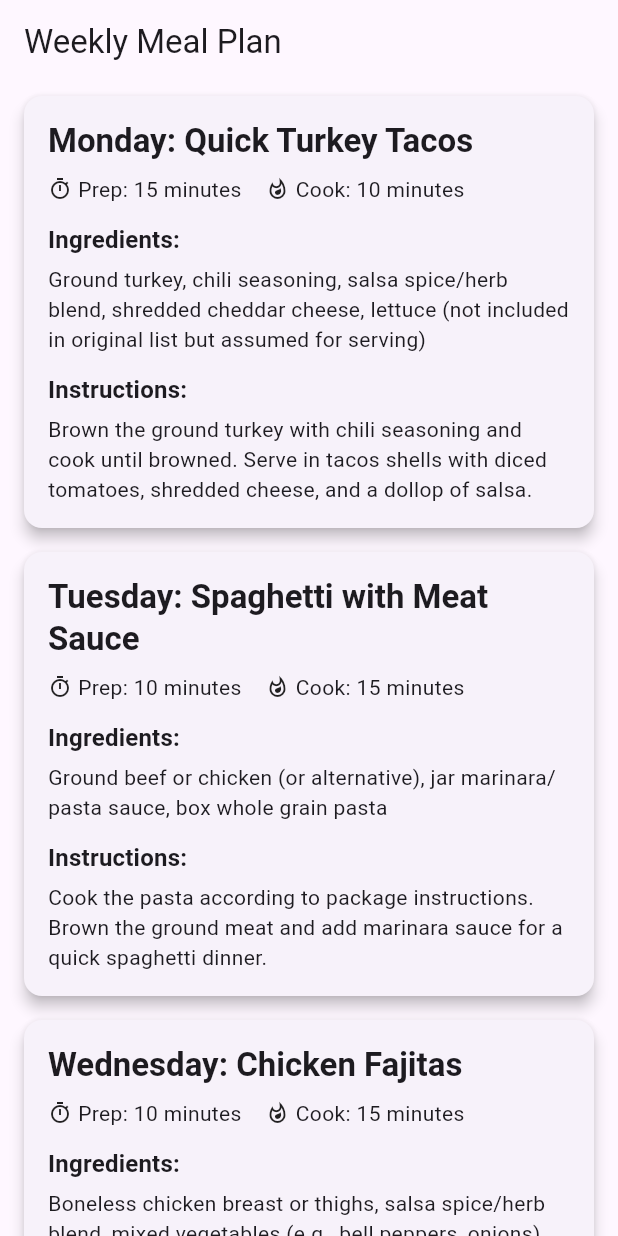
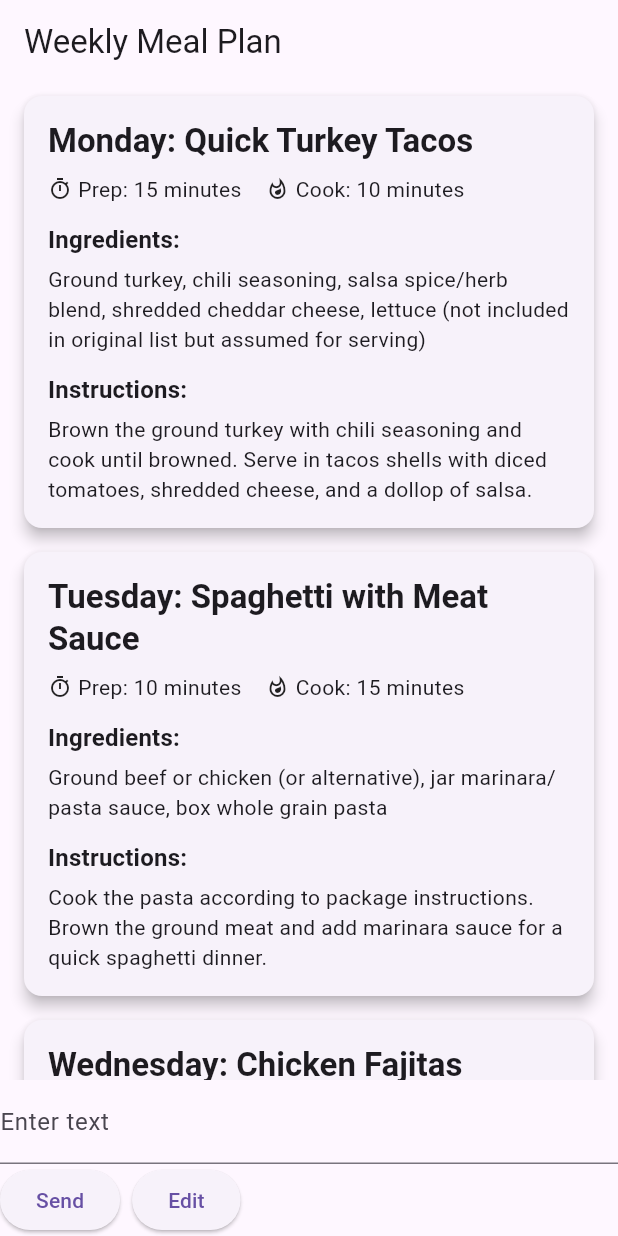
Before and after one commit to gazalem/RecipeRack, a Flutter app: the screen it shows after launch, on a phone screen of 412 x 824 dp. Run offline on Flutter 3.47's test engine with Material 3 defaults, Android fonts, the phone set to English and light mode, and no system bars; missing offline and left inert: ollama_dart.

Commit message:
Added input box with buttons and display it on RecipeListScreen

```diff
--- a/lib/main.dart
+++ b/lib/main.dart
@@ -13,10 +13,66 @@ class MyApp extends StatelessWidget {
     return MaterialApp(
       title: 'Recipe App',
       theme: ThemeData(
-        primarySwatch: Colors.blue, // Or any color you like
+        primarySwatch: Colors.blue,
         visualDensity: VisualDensity.adaptivePlatformDensity,
       ),
-      home: const RecipeListScreen(), // Your new screen
+      home: const RecipeListScreen(),
     );
   }
 }
+
+// Move InputBoxWithButtons OUTSIDE of MyApp
+class InputBoxWithButtons extends StatefulWidget {
+  const InputBoxWithButtons({super.key});
+
+  @override
+  State<InputBoxWithButtons> createState() => _InputBoxWithButtonsState();
+}
+
+class _InputBoxWithButtonsState extends State<InputBoxWithButtons> {
+  final TextEditingController _controller = TextEditingController();
+  String _displayText = '';
+  bool _isEditing = false;
+
+  void _sendText() {
+    setState(() {
+      _displayText = _controller.text;
+      _isEditing = false;
+    });
+  }
+
+  void _editText() {
+    setState(() {
+      _isEditing = true;
+      _controller.text = _displayText;
+    });
+  }
+
+  @override
+  Widget build(BuildContext context) {
+    return Column(
+      children: [
+        if (_isEditing || _displayText.isEmpty)
+          TextField(
+            controller: _controller,
+            decoration: const InputDecoration(labelText: 'Enter text'),
+          ),
+        if (_displayText.isNotEmpty && !_isEditing)
+          Text(_displayText),
+        Row(
+          children: [
+            ElevatedButton(
+              onPressed: _sendText,
+              child: const Text('Send'),
+            ),
+            const SizedBox(width: 8),
+            ElevatedButton(
+              onPressed: _editText,
+              child: const Text('Edit'),
+            ),
+          ],
+        ),
+      ],
+    );
+  }
+}
--- a/lib/screens/recipe_list_screen.dart
+++ b/lib/screens/recipe_list_screen.dart
@@ -4,6 +4,7 @@ import '../models/recipe_model.dart';
 import '../utils/recipe_parser.dart';
 import '../widgets/recipe_card.dart';
 import 'dart:convert'; // For json.decode
+import '../main.dart'; // Import InputBoxWithButtons if needed
 
 class RecipeListScreen extends StatefulWidget {
   const RecipeListScreen({super.key});
@@ -83,7 +84,14 @@ class _RecipeListScreenState extends State<RecipeListScreen> {
       appBar: AppBar(
         title: const Text('Weekly Meal Plan'),
       ),
-      body: _buildBody(),
+      body: Column(
+        children: [
+          Expanded(
+            child: _buildBody(),
+          ),
+          InputBoxWithButtons(), // <-- Add this line
+        ],
+      ),
     );
   }
 
```
